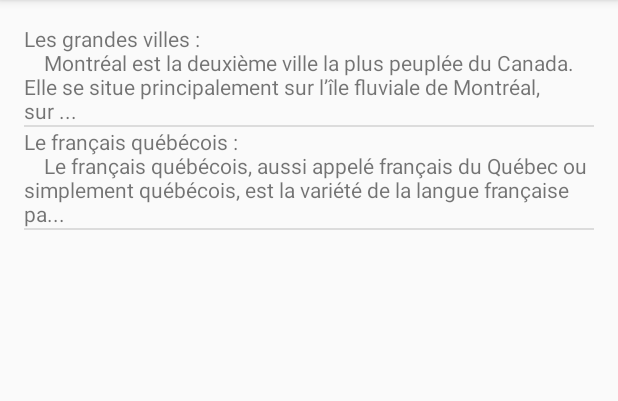
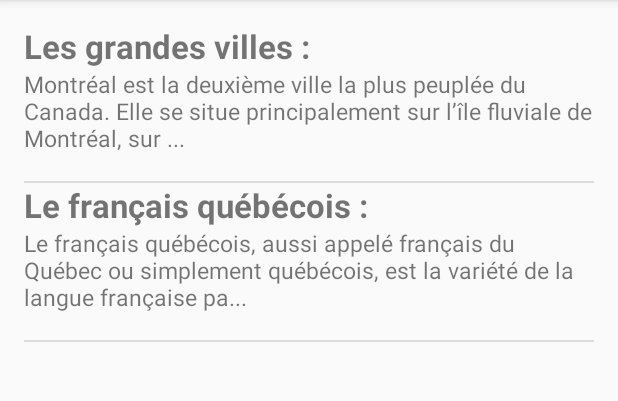
Before and after one commit to maxgfr/le-guide-du-petit-sagueneen, an Android app: the screen it shows after launch (MainActivity), after a tap on "Articles", on a phone screen of 412 x 824 dp, the part 84-485 px from its top. Run offline under Robolectric (Android 15) with nearby library versions, the phone set to English and light mode, and no system bars; our stand-ins replace Volley; network calls fail; 1 other tap on this screen came first.

```diff
--- a/app/src/main/java/com/example/etudiant/myapplication/ArticleActivity.java
+++ b/app/src/main/java/com/example/etudiant/myapplication/ArticleActivity.java
@@ -2,7 +2,9 @@ package com.example.etudiant.myapplication;
 
 import android.app.Fragment;
 import android.app.FragmentTransaction;
+import android.content.Context;
 import android.database.Cursor;
+import android.database.DataSetObserver;
 import android.database.sqlite.SQLiteOpenHelper;
 import android.os.Bundle;
 import android.util.Log;
@@ -10,9 +12,13 @@ import android.view.LayoutInflater;
 import android.view.View;
 import android.view.ViewGroup;
 import android.webkit.WebView;
+import android.widget.Adapter;
 import android.widget.AdapterView;
 import android.widget.ArrayAdapter;
+import android.widget.ListAdapter;
 import android.widget.ListView;
+import android.widget.TextView;
+
 import java.util.ArrayList;
 import java.util.List;
 
@@ -102,9 +108,11 @@ public class ArticleActivity extends Fragment {
             }
         }
         c.close();
-        ArrayAdapter<String> adapter = new ArrayAdapter<String>(v.getContext(), R.layout.item, titres);
+
+        ArrayAdapter<String> adapter = new ArticleAdapter(v.getContext(),titres);
         list = (ListView) v.findViewById(R.id.listViewArticles);
         list.setAdapter(adapter);
+
         list.setOnItemClickListener(new AdapterView.OnItemClickListener() {
             @Override
             public void onItemClick(AdapterView<?> parent, View view, int position, long id) {
@@ -120,4 +128,28 @@ public class ArticleActivity extends Fragment {
             }
         });
     }
+
+
+    private class ArticleAdapter extends ArrayAdapter<String>{
+        private final Context context;
+        private final List<String> values;
+
+        public ArticleAdapter(Context context, List<String> values) {
+            super(context, -1, values);
+            this.context = context;
+            this.values = values;
+        }
+
+        @Override
+        public View getView(int position, View convertView, ViewGroup parent) {
+            LayoutInflater inflater=(LayoutInflater)context.getSystemService(Context.LAYOUT_INFLATER_SERVICE);
+            View rowView = inflater.inflate(R.layout.item, parent, false);
+            if(values.get(position) != null) {
+                int posSplit=values.get(position).indexOf("\n");
+                ((TextView)rowView.findViewById(R.id.item_titre)).setText(values.get(position).substring(0, posSplit));
+                ((TextView)rowView.findViewById(R.id.item_apercu)).setText(values.get(position).substring(posSplit+2)+"\n");
+            }
+            return rowView;
+        }
+    }
 }
--- a/app/src/main/res/layout/item.xml
+++ b/app/src/main/res/layout/item.xml
@@ -1,5 +1,23 @@
 <?xml version="1.0" encoding="utf-8"?>
 
-<TextView xmlns:android="http://schemas.android.com/apk/res/android"
+<LinearLayout xmlns:android="http://schemas.android.com/apk/res/android"
     android:layout_width="match_parent"
-    android:layout_height="match_parent"/>
+    android:layout_height="match_parent"
+    android:orientation="vertical">
+
+    <TextView xmlns:android="http://schemas.android.com/apk/res/android"
+        android:id="@+id/item_titre"
+        android:layout_width="match_parent"
+        android:layout_height="wrap_content"
+        android:textSize="22sp"
+        android:textStyle="bold"
+        />
+
+    <TextView xmlns:android="http://schemas.android.com/apk/res/android"
+        android:id="@+id/item_apercu"
+        android:layout_width="match_parent"
+        android:layout_height="wrap_content"
+        android:textSize="15sp"
+        />
+
+</LinearLayout>
```
